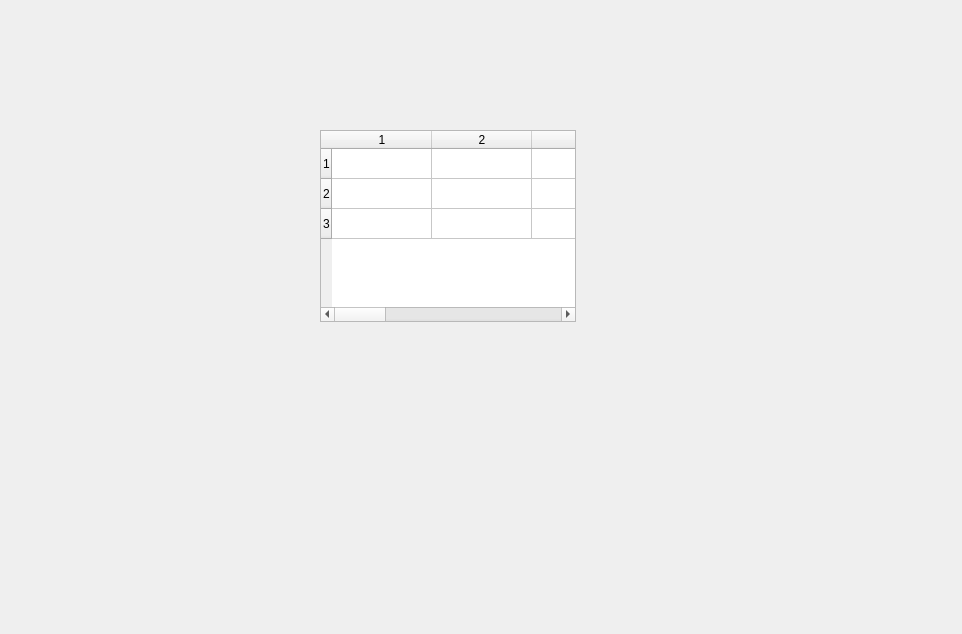
This is mainwindow.ui in max22-/loan as Qt 5 draws it before an edit. The edited form follows.
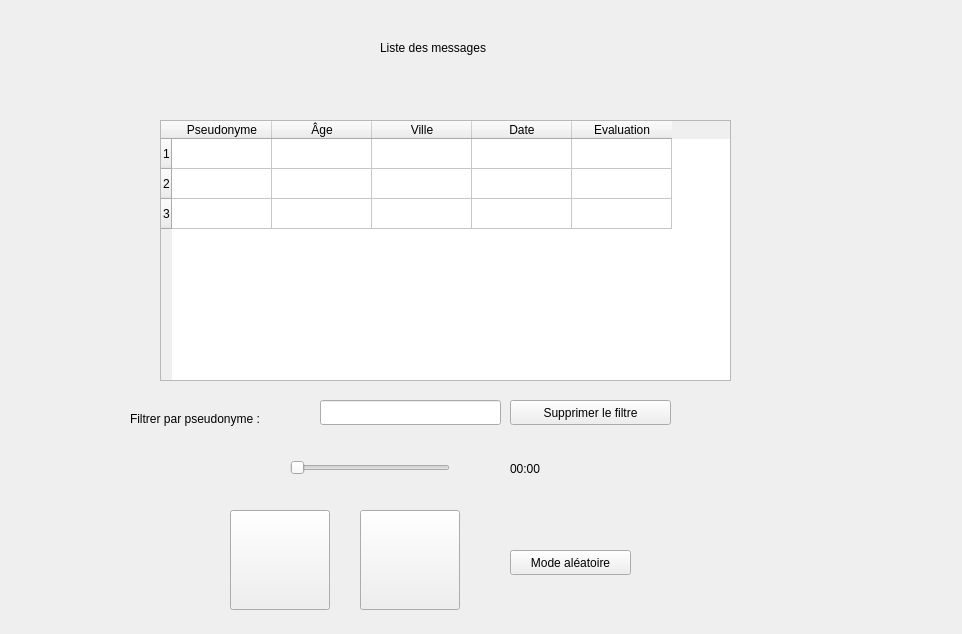
This is the edited form. The open tabs and pages were chosen to show the change. Icons and pictures are not drawn.

Commit message: Travail sur le design

Diff of the .ui file:
```diff
--- a/mainwindow.ui
+++ b/mainwindow.ui
@@ -1842,30 +1842,229 @@
        <widget class="QTableWidget" name="tableWidget">
         <property name="geometry">
          <rect>
-          <x>320</x>
-          <y>130</y>
-          <width>256</width>
-          <height>192</height>
+          <x>160</x>
+          <y>120</y>
+          <width>571</width>
+          <height>261</height>
          </rect>
         </property>
+        <property name="selectionBehavior">
+         <enum>QAbstractItemView::SelectRows</enum>
+        </property>
+        <property name="showGrid">
+         <bool>true</bool>
+        </property>
         <property name="rowCount">
          <number>3</number>
         </property>
         <property name="columnCount">
-         <number>9</number>
+         <number>5</number>
         </property>
+        <attribute name="horizontalHeaderStretchLastSection">
+         <bool>false</bool>
+        </attribute>
+        <attribute name="verticalHeaderStretchLastSection">
+         <bool>false</bool>
+        </attribute>
         <row/>
         <row/>
         <row/>
-        <column/>
-        <column/>
-        <column/>
-        <column/>
-        <column/>
-        <column/>
-        <column/>
-        <column/>
-        <column/>
+        <column>
+         <property name="text">
+          <string>Pseudonyme</string>
+         </property>
+        </column>
+        <column>
+         <property name="text">
+          <string>Âge</string>
+         </property>
+        </column>
+        <column>
+         <property name="text">
+          <string>Ville</string>
+         </property>
+        </column>
+        <column>
+         <property name="text">
+          <string>Date</string>
+         </property>
+        </column>
+        <column>
+         <property name="text">
+          <string>Evaluation</string>
+         </property>
+        </column>
+       </widget>
+       <widget class="QLabel" name="label_16">
+        <property name="geometry">
+         <rect>
+          <x>130</x>
+          <y>410</y>
+          <width>171</width>
+          <height>17</height>
+         </rect>
+        </property>
+        <property name="text">
+         <string>Filtrer par pseudonyme :</string>
+        </property>
+       </widget>
+       <widget class="QLineEdit" name="nicknacmeFilterEdit">
+        <property name="geometry">
+         <rect>
+          <x>320</x>
+          <y>400</y>
+          <width>181</width>
+          <height>25</height>
+         </rect>
+        </property>
+       </widget>
+       <widget class="QPushButton" name="pushButton">
+        <property name="geometry">
+         <rect>
+          <x>510</x>
+          <y>400</y>
+          <width>161</width>
+          <height>25</height>
+         </rect>
+        </property>
+        <property name="text">
+         <string>Supprimer le filtre</string>
+        </property>
+       </widget>
+       <widget class="QPushButton" name="pushButton_2">
+        <property name="geometry">
+         <rect>
+          <x>510</x>
+          <y>550</y>
+          <width>121</width>
+          <height>25</height>
+         </rect>
+        </property>
+        <property name="text">
+         <string>Mode aléatoire</string>
+        </property>
+        <property name="checkable">
+         <bool>true</bool>
+        </property>
+       </widget>
+       <widget class="QPushButton" name="pushButton_16">
+        <property name="geometry">
+         <rect>
+          <x>230</x>
+          <y>510</y>
+          <width>100</width>
+          <height>100</height>
+         </rect>
+        </property>
+        <property name="sizePolicy">
+         <sizepolicy hsizetype="Fixed" vsizetype="Fixed">
+          <horstretch>0</horstretch>
+          <verstretch>0</verstretch>
+         </sizepolicy>
+        </property>
+        <property name="minimumSize">
+         <size>
+          <width>100</width>
+          <height>100</height>
+         </size>
+        </property>
+        <property name="styleSheet">
+         <string notr="true">QPushButton {
+	border-image: url(:/images/buttons/play_button.png);
+}
+
+QPushButton:hover {
+	border-image: url(:/images/buttons/play_button_hovered.png);
+}
+
+QPushButton:pressed {
+	border-image: url(:/images/buttons/play_button_pressed.png);	
+}
+
+</string>
+        </property>
+        <property name="text">
+         <string/>
+        </property>
+       </widget>
+       <widget class="QSlider" name="horizontalSlider">
+        <property name="geometry">
+         <rect>
+          <x>290</x>
+          <y>460</y>
+          <width>160</width>
+          <height>16</height>
+         </rect>
+        </property>
+        <property name="orientation">
+         <enum>Qt::Horizontal</enum>
+        </property>
+       </widget>
+       <widget class="QLabel" name="label_17">
+        <property name="geometry">
+         <rect>
+          <x>510</x>
+          <y>460</y>
+          <width>41</width>
+          <height>17</height>
+         </rect>
+        </property>
+        <property name="text">
+         <string>00:00</string>
+        </property>
+       </widget>
+       <widget class="QPushButton" name="pushButton_17">
+        <property name="geometry">
+         <rect>
+          <x>360</x>
+          <y>510</y>
+          <width>100</width>
+          <height>100</height>
+         </rect>
+        </property>
+        <property name="sizePolicy">
+         <sizepolicy hsizetype="Fixed" vsizetype="Fixed">
+          <horstretch>0</horstretch>
+          <verstretch>0</verstretch>
+         </sizepolicy>
+        </property>
+        <property name="minimumSize">
+         <size>
+          <width>100</width>
+          <height>100</height>
+         </size>
+        </property>
+        <property name="styleSheet">
+         <string notr="true">QPushButton {
+	border-image: url(:/images/buttons/stop_button.png);
+}
+
+QPushButton:hover {
+	border-image: url(:/images/buttons/stop_button_hovered.png);
+}
+
+QPushButton:pressed {
+	border-image: url(:/images/buttons/stop_button_pressed.png);	
+}
+
+</string>
+        </property>
+        <property name="text">
+         <string/>
+        </property>
+       </widget>
+       <widget class="QLabel" name="label_18">
+        <property name="geometry">
+         <rect>
+          <x>380</x>
+          <y>40</y>
+          <width>141</width>
+          <height>17</height>
+         </rect>
+        </property>
+        <property name="text">
+         <string>&lt;html&gt;&lt;head/&gt;&lt;body&gt;&lt;p&gt;Liste des messages&lt;/p&gt;&lt;/body&gt;&lt;/html&gt;</string>
+        </property>
        </widget>
       </widget>
      </widget>
```
Left out of the diff: 19 changed lines with no effect on the pictures.
